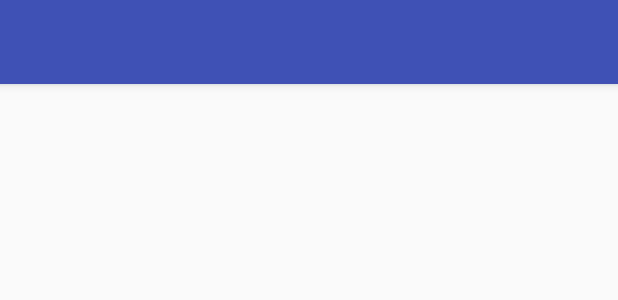
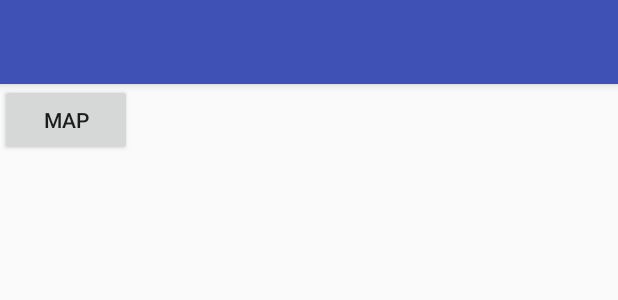
Before and after one commit to Zanobos/shareride-android, an Android app: the layout activity_main.xml on its own in the app's theme, with its tools: preview values and no code run, on a phone screen of 412 x 824 dp. Shown: the top 300 px of the screen. Run offline under Robolectric (Android 15) with nearby library versions, the phone set to English and light mode, and no system bars.

```diff
--- a/app/src/main/res/layout/activity_main.xml
+++ b/app/src/main/res/layout/activity_main.xml
@@ -1,6 +1,5 @@
 <?xml version="1.0" encoding="utf-8"?>
-<android.support.design.widget.CoordinatorLayout
-    xmlns:android="http://schemas.android.com/apk/res/android"
+<android.support.design.widget.CoordinatorLayout xmlns:android="http://schemas.android.com/apk/res/android"
     xmlns:app="http://schemas.android.com/apk/res-auto"
     xmlns:tools="http://schemas.android.com/tools"
     android:layout_width="match_parent"
@@ -9,14 +8,29 @@
     android:fitsSystemWindows="true"
     tools:context="com.zano.shareride.activities.MainActivity">
 
-    <include layout="@layout/item_toolbar"/>
+    <include layout="@layout/item_toolbar" />
 
-    <android.support.v7.widget.RecyclerView
-        android:id="@+id/my_recycler_view"
-        android:scrollbars="vertical"
+    <LinearLayout xmlns:android="http://schemas.android.com/apk/res/android"
+        xmlns:app="http://schemas.android.com/apk/res-auto"
+        xmlns:tools="http://schemas.android.com/tools"
         android:layout_width="match_parent"
         android:layout_height="match_parent"
-        app:layout_behavior="@string/appbar_scrolling_view_behavior"
-        app:layoutManager="android.support.v7.widget.LinearLayoutManager"/>
+        android:orientation="vertical"
+        app:layout_behavior="@string/appbar_scrolling_view_behavior">
+
+        <Button
+            android:id="@+id/my_button"
+            android:layout_width="wrap_content"
+            android:layout_height="wrap_content"
+            android:text="@string/map" />
+
+        <android.support.v7.widget.RecyclerView
+            android:id="@+id/my_recycler_view"
+            android:layout_width="match_parent"
+            android:layout_height="wrap_content"
+            android:scrollbars="vertical"
+            app:layoutManager="android.support.v7.widget.LinearLayoutManager"/>
+
+    </LinearLayout>
 
 </android.support.design.widget.CoordinatorLayout>
--- a/app/src/main/res/values/strings.xml
+++ b/app/src/main/res/values/strings.xml
@@ -1,3 +1,5 @@
 <resources>
     <string name="app_name">ShareRide</string>
+    <string name="title_activity_map">Map</string>
+    <string name="map">MAP</string>
 </resources>
```
Also changed, not shown: app/build.gradle (+4 -3 lines), app/src/debug/res/values/google_maps_api.xml (added, +24 -0 lines), app/src/main/AndroidManifest.xml (+25 -2 lines), app/src/main/java/com/zano/shareride/activities/MainActivity.java (+14 -3 lines), app/src/main/java/com/zano/shareride/activities/MapActivity.java (added, +55 -0 lines), app/src/main/res/layout/activity_map.xml (added, +18 -0 lines), 1 other file.
